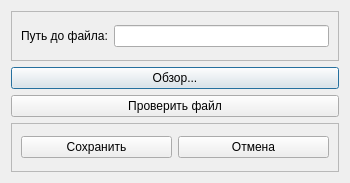
Qt form qt_ui/parsing_file_path.ui (alekskositsyn/StatStrel) before a commit.
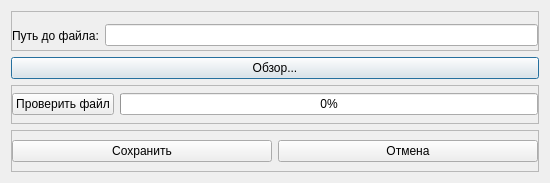
The same form after that commit.

The edit to the form file:
```diff
--- a/qt_ui/parsing_file_path.ui
+++ b/qt_ui/parsing_file_path.ui
@@ -6,7 +6,7 @@
    <rect>
     <x>0</x>
     <y>0</y>
-    <width>350</width>
+    <width>550</width>
     <height>183</height>
    </rect>
   </property>
@@ -18,7 +18,7 @@
   </property>
   <property name="maximumSize">
    <size>
-    <width>350</width>
+    <width>550</width>
     <height>183</height>
    </size>
   </property>
@@ -34,7 +34,16 @@
      <property name="frameShadow">
       <enum>QFrame::Raised</enum>
      </property>
-     <layout class="QHBoxLayout" name="horizontalLayout">
+     <layout class="QHBoxLayout" name="horizontalLayout_2">
+      <property name="leftMargin">
+       <number>0</number>
+      </property>
+      <property name="rightMargin">
+       <number>0</number>
+      </property>
+      <property name="bottomMargin">
+       <number>0</number>
+      </property>
       <item>
        <widget class="QLabel" name="label">
         <property name="text">
@@ -56,10 +65,41 @@
     </widget>
    </item>
    <item>
-    <widget class="QPushButton" name="btn_check_file">
-     <property name="text">
-      <string>Проверить файл</string>
+    <widget class="QFrame" name="frame_2">
+     <property name="frameShape">
+      <enum>QFrame::StyledPanel</enum>
      </property>
+     <property name="frameShadow">
+      <enum>QFrame::Raised</enum>
+     </property>
+     <layout class="QHBoxLayout" name="horizontalLayout">
+      <property name="leftMargin">
+       <number>0</number>
+      </property>
+      <property name="topMargin">
+       <number>0</number>
+      </property>
+      <property name="rightMargin">
+       <number>0</number>
+      </property>
+      <property name="bottomMargin">
+       <number>0</number>
+      </property>
+      <item>
+       <widget class="QPushButton" name="btn_check_file">
+        <property name="text">
+         <string>Проверить файл</string>
+        </property>
+       </widget>
+      </item>
+      <item>
+       <widget class="QProgressBar" name="progressBar">
+        <property name="value">
+         <number>0</number>
+        </property>
+       </widget>
+      </item>
+     </layout>
     </widget>
    </item>
    <item>
@@ -71,6 +111,12 @@
       <enum>QFrame::Raised</enum>
      </property>
      <layout class="QHBoxLayout" name="horizontalLayout_3">
+      <property name="leftMargin">
+       <number>0</number>
+      </property>
+      <property name="rightMargin">
+       <number>0</number>
+      </property>
       <item>
        <widget class="QPushButton" name="btn_save">
         <property name="text">
```
